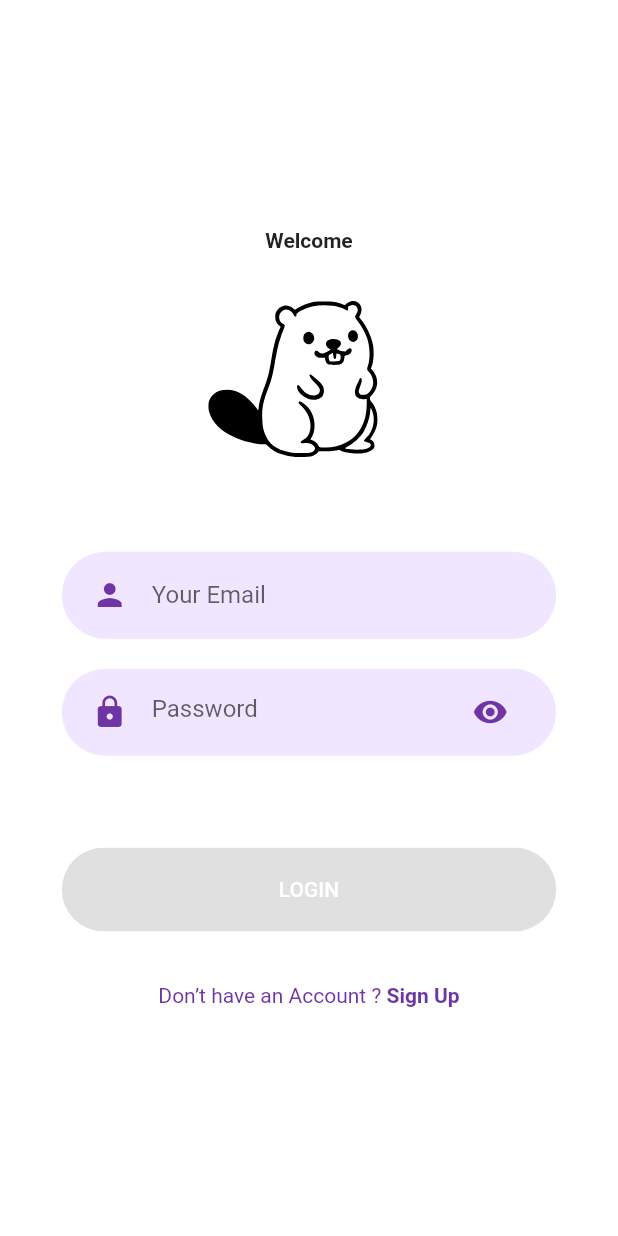
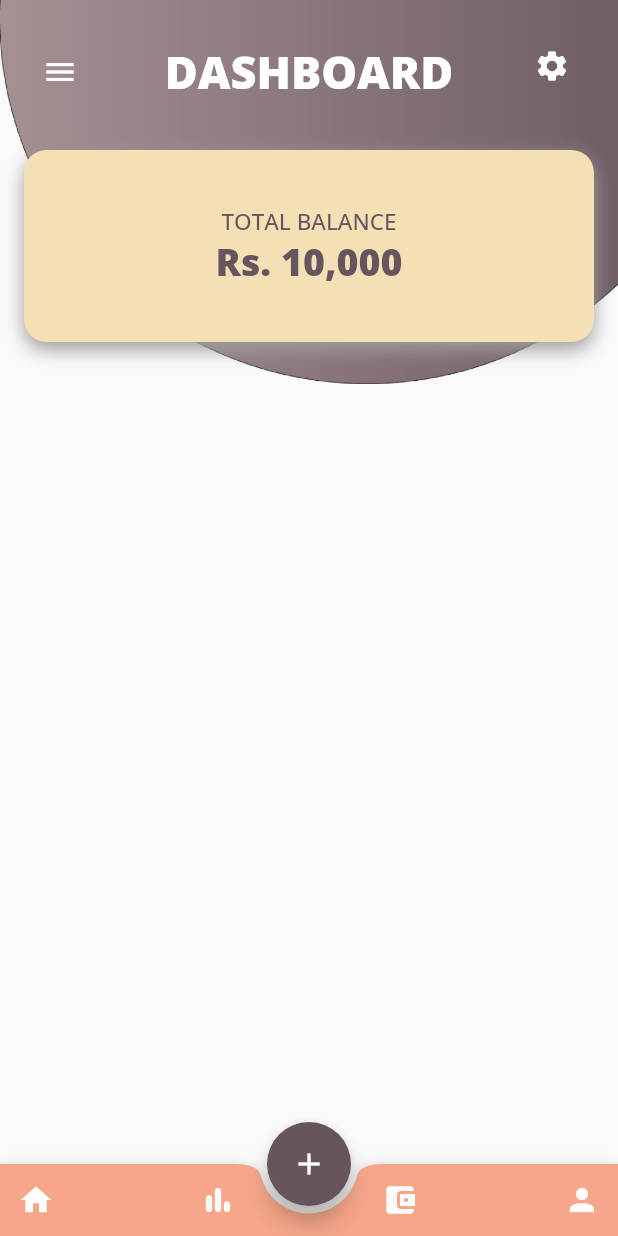
Before and after one commit to hr05940/ledgrr, a Flutter app: the screen it shows after launch, on a phone screen of 412 x 824 dp. Run offline on Flutter 3.47's test engine with Material 2 defaults, Android fonts, the phone set to English and light mode, and no system bars; our stand-ins replace flutter_svg.

Commit message:
Navbar, Header, Top tile

```diff
--- /dev/null
+++ b/ledgrr/lib/Screens/dashboard/dashboard.dart
@@ -0,0 +1,128 @@
+import 'dart:ui';
+
+import 'package:flutter/material.dart';
+
+class Dashboard extends StatefulWidget {
+  const Dashboard({ Key? key }) : super(key: key);
+
+  @override
+  State<Dashboard> createState() => _DashboardState();
+}
+
+class _DashboardState extends State<Dashboard> {
+  @override
+  Widget build(BuildContext context) {
+    var size = MediaQuery.of(context).size;
+    var TextBody = TextStyle(fontFamily: 'Open Sans M', fontSize: 15, color: Color.fromRGBO(102, 85, 95, 1));
+    var TextAmount = TextStyle(fontFamily: 'Open Sans EB', fontSize: 25, color: Color.fromRGBO(102, 85, 95, 1));
+
+    return Scaffold(
+      floatingActionButton: FloatingActionButton(
+        onPressed: () {
+          //code to execute on button press
+        },
+        backgroundColor: Color.fromRGBO(102, 85, 95, 1),
+        child: Icon(Icons.add),
+        ),
+        floatingActionButtonLocation: FloatingActionButtonLocation.centerDocked,
+
+      bottomNavigationBar: BottomAppBar( //bottom navigation bar on scaffold
+        color:Color.fromARGB(255, 246, 166, 137),
+        shape: CircularNotchedRectangle(), //shape of notch
+        notchMargin: 5, //notche margin between floating button and bottom appbar
+        child: Row( //children inside bottom appbar
+          mainAxisSize: MainAxisSize.max,
+          mainAxisAlignment: MainAxisAlignment.spaceBetween,
+          children: <Widget>[
+            IconButton(icon: Icon(Icons.home, color: Colors.white,), onPressed: () {},),
+            IconButton(icon: Icon(Icons.bar_chart_rounded, color: Colors.white,), onPressed: () {},),
+            IconButton(icon: Icon(Icons.account_balance_wallet, color: Colors.white,), onPressed: () {},),
+            IconButton(icon: Icon(Icons.person, color: Colors.white,), onPressed: () {},),
+            ],
+          ),
+        ),
+      body: Stack(
+        children: <Widget>[
+          Container(
+            height: size.height,
+            decoration: BoxDecoration(image: DecorationImage(
+              alignment: Alignment.topRight,
+              image: AssetImage('assets/icons/header.png')
+            )
+            ),
+          ),
+
+          SafeArea(
+            child: Padding(
+              padding: EdgeInsets.all(16.0),
+              child: Column(
+                children: <Widget>[
+                  Container(
+                    height: 64,
+                    margin: EdgeInsets.only(bottom: 20),
+                    child: Row(
+                      crossAxisAlignment: CrossAxisAlignment.center,
+                      mainAxisAlignment: MainAxisAlignment.spaceBetween,
+                      children: <Widget>[
+                        IconButton(icon: Icon(Icons.menu), color: Colors.white, onPressed: () {},),
+                        Column(
+                          mainAxisAlignment: MainAxisAlignment.center,
+                          children: <Widget>[
+                            Text('DASHBOARD', style: TextStyle(fontFamily: 'Open Sans EB', color: Colors.white, fontSize: 30), ),
+                          ],
+                        ),
+                        IconButton(icon: Icon(Icons.settings), color: Colors.white, onPressed: () {}, alignment: Alignment.topLeft,),
+                      ],
+                    ),
+                  ),
+
+                  Container(
+                    height: 128,
+                    width: size.width,
+                    decoration: BoxDecoration(
+                      color: Color.fromARGB(255, 245, 224, 181),
+                      borderRadius: BorderRadius.all(Radius.circular(15)),
+                      boxShadow: [
+                        BoxShadow(
+                          color: Colors.grey,
+                          blurRadius: 10.0,
+                          offset: Offset(0, 5)
+                        ),
+                      ],
+                    ),
+
+                    child: Column(
+                      mainAxisAlignment: MainAxisAlignment.center,
+                      children: <Widget>[
+                        Text('TOTAL BALANCE', style: TextBody),
+                        Text('Rs. 10,000', style: TextAmount)
+                      ],
+                    ),
+                  )
+
+                  // Expanded(
+                  //   child: GridView.count(
+                  //   mainAxisSpacing: 10,
+                  //   crossAxisSpacing: 10,
+                  //   primary: false,
+                  //   crossAxisCount: 1,
+                  //   children: <Widget>[
+                  //     Card(
+                  //       child: Column(
+                  //         children: <Widget>[
+                  //           Text('TOTAL BALANCE', style: TextStyle(fontFamily: 'Open Sans L', color: Colors.white, fontSize: 20),)
+                  //         ],
+                  //       )
+                  //     ),
+                  //   ],
+                  // )
+                  // )
+                ],
+              )
+            )
+          )
+        ],
+      ),
+    );
+  }
+}
--- /dev/null
+++ b/ledgrr/lib/components/size_config.dart
@@ -0,0 +1,34 @@
+import 'package:flutter/widgets.dart';
+
+class SizeConfig {
+  // static MediaQueryData? _mediaQueryData;
+  static double screenWidth = 0;
+  static double screenHeight = 0;
+  static var ScreenSize;
+  static Orientation? orientation;
+
+  void init(BuildContext context) {
+    // _mediaQueryData = MediaQuery.of(context);
+    // screenWidth = _mediaQueryData.size.width;
+    // screenHeight = _mediaQueryData.size.height;
+    // orientation = _mediaQueryData.orientation;
+    ScreenSize = MediaQuery.of(context).size;
+    screenWidth = ScreenSize.width;
+    screenHeight = ScreenSize.height;
+    orientation = MediaQuery.of(context).orientation;
+  }
+}
+
+// Get the proportionate height as per screen size
+double getProportionateScreenHeight(double inputHeight) {
+  double screenHeight = SizeConfig.screenHeight;
+  // 812 is the layout height that designer use
+  return (inputHeight / 812.0) * screenHeight;
+}
+
+// Get the proportionate width as per screen size
+double getProportionateScreenWidth(double inputWidth) {
+  double screenWidth = SizeConfig.screenWidth;
+  // 375 is the layout width that designer use
+  return (inputWidth / 375.0) * screenWidth;
+}
--- a/ledgrr/lib/main.dart
+++ b/ledgrr/lib/main.dart
@@ -1,6 +1,8 @@
 import 'package:flutter/material.dart';
 import 'package:ledgrr/Screens/login/login.dart';
 import 'package:ledgrr/constraints.dart';
+import 'package:ledgrr/components/size_config.dart';
+import 'package:ledgrr/Screens/dashboard/dashboard.dart';
 
 void main() {
   runApp(const MyApp());
@@ -14,10 +16,11 @@ class MyApp extends StatelessWidget {
   Widget build(BuildContext context) {
     return MaterialApp(
       debugShowCheckedModeBanner: false,
-      title: 'Flutter Demo',
-      theme: ThemeData(
-          primaryColor: kPrimaryColor, scaffoldBackgroundColor: Colors.white),
-      home: LoginScreen(),
+      // title: 'Flutter Demo',
+      // theme: ThemeData(
+      //     primaryColor: kPrimaryColor, scaffoldBackgroundColor: Colors.white),
+      // home: LoginScreen(),
+      home: Dashboard(),
     );
   }
 }
```
Also changed, not shown: ledgrr/pubspec.yaml (+14 -1 lines), ledgrr/assets/fonts/OpenSans-ExtraBold.ttf (added), ledgrr/assets/fonts/OpenSans-Light.ttf (added), ledgrr/assets/fonts/OpenSans-Medium.ttf (added), ledgrr/assets/icons/header.png (added), ledgrr/assets/ledgrr.png (added).
